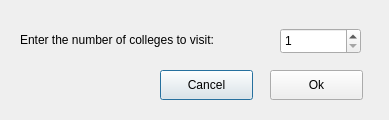
The window that src/asudialog.ui (DimitriChrysafis/CollegeDistanceProject) describes before a commit, drawn with Qt 5.
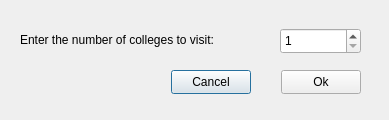
The same window after the commit.

Commit message: Fixed edit souvenir bug & changed ASU trip UI

Diff of the .ui file:
```diff
--- a/src/asudialog.ui
+++ b/src/asudialog.ui
@@ -42,10 +42,10 @@
   <widget class="QPushButton" name="button_cancel">
    <property name="geometry">
     <rect>
-     <x>160</x>
+     <x>171</x>
      <y>70</y>
-     <width>93</width>
-     <height>30</height>
+     <width>80</width>
+     <height>24</height>
     </rect>
    </property>
    <property name="text">
@@ -55,10 +55,10 @@
   <widget class="QPushButton" name="button_ok">
    <property name="geometry">
     <rect>
-     <x>270</x>
+     <x>281</x>
      <y>70</y>
-     <width>93</width>
-     <height>30</height>
+     <width>80</width>
+     <height>24</height>
     </rect>
    </property>
    <property name="text">
```
The commit also changes 1 other file.
